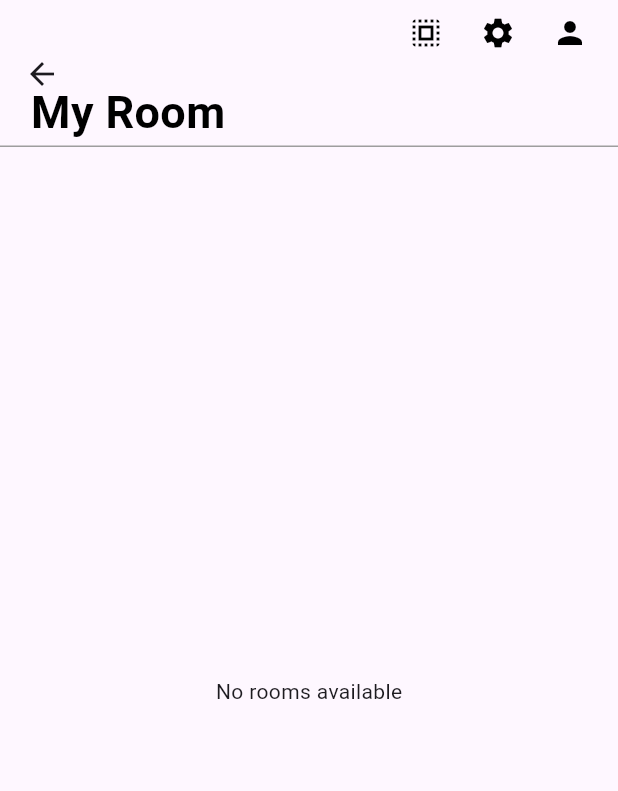
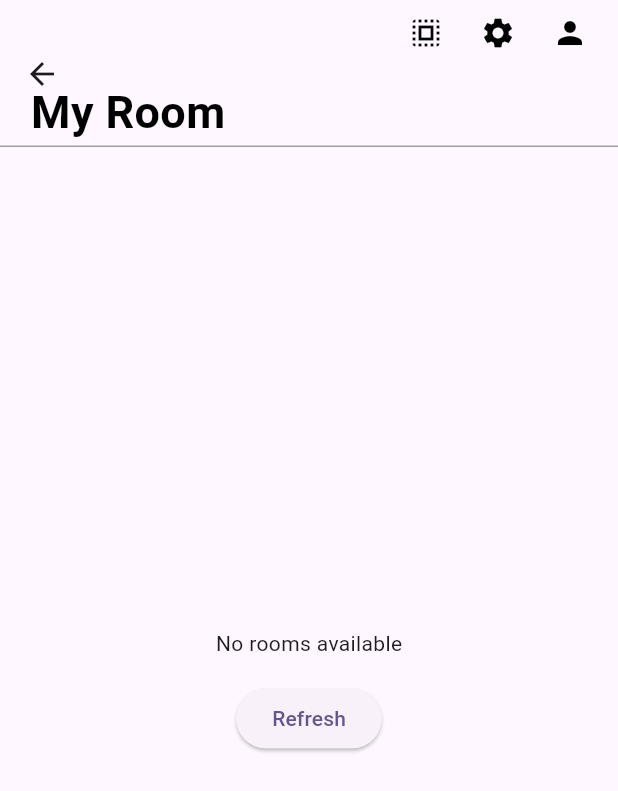
Before and after one commit to KongJen/Loomlen, a Flutter app: the SharePage screen opened directly, after a tap on the "settings" icon, after a tap on the "person" icon, on a phone screen of 412 x 824 dp. Shown: the top 791 px of the screen. Run offline on Flutter 3.47's test engine with Material 3 defaults, Android fonts, the phone set to English and light mode, and no system bars; our stand-ins replace dotted_border, file_picker, pdf, screenshot, shared_preferences; missing offline and left inert: pdf_render; accounts and stored records are empty; network calls fail.

Commit message:
Add refresh way to share_page

```diff
--- a/frontend/lib/api/apiService.dart
+++ b/frontend/lib/api/apiService.dart
@@ -47,7 +47,7 @@ class ApiService {
       final headers = await _getHeaders();
 
       final response = await http.post(
-        Uri.parse('$baseUrl/api/share'),
+        Uri.parse('$baseUrl/api/shared'),
         headers: headers,
         body: bodyf,
       );
--- a/frontend/lib/pages/share_page.dart
+++ b/frontend/lib/pages/share_page.dart
@@ -17,7 +17,7 @@ class SharePage extends StatefulWidget {
 }
 
 class _SharePageState extends State<SharePage> {
-  late Future<List<Map<String, dynamic>>> _roomsFuture;
+  bool _isLoading = true;
 
   @override
   void initState() {
@@ -25,9 +25,20 @@ class _SharePageState extends State<SharePage> {
     _loadRooms();
   }
 
-  void _loadRooms() async {
+  Future<void> _loadRooms() async {
+    setState(() {
+      _isLoading = true;
+    });
+
     final authProvider = Provider.of<AuthProvider>(context, listen: false);
     await authProvider.refreshAuthState();
+
+    final roomDBProvider = Provider.of<RoomDBProvider>(context, listen: false);
+    await roomDBProvider.loadRoomsDB();
+
+    setState(() {
+      _isLoading = false;
+    });
   }
 
   @override
@@ -41,14 +52,31 @@ class _SharePageState extends State<SharePage> {
 
     return Scaffold(
       appBar: ReusableAppBar(title: 'My Room', showActionButtons: true),
-      body: Padding(
-        padding: EdgeInsets.all(screenSize.width / 10000),
-        child:
-            isLoggedIn
-                ? rooms.isEmpty
-                    ? Center(child: Text('No rooms available'))
-                    : _buildRoomGrid(context, rooms, itemSize)
-                : Center(child: Text('Please log in to view your rooms')),
+      body: RefreshIndicator(
+        onRefresh: _loadRooms,
+        child: Padding(
+          padding: EdgeInsets.all(screenSize.width / 10000),
+          child:
+              _isLoading
+                  ? Center(child: CircularProgressIndicator())
+                  : isLoggedIn
+                  ? rooms.isEmpty
+                      ? Center(
+                        child: Column(
+                          mainAxisAlignment: MainAxisAlignment.center,
+                          children: [
+                            Text('No rooms available'),
+                            SizedBox(height: 16),
+                            ElevatedButton(
+                              onPressed: _loadRooms,
+                              child: Text('Refresh'),
+                            ),
+                          ],
+                        ),
+                      )
+                      : _buildRoomGrid(context, rooms, itemSize)
+                  : Center(child: Text('Please log in to view your rooms')),
+        ),
       ),
     );
   }
@@ -85,16 +113,31 @@ class _SharePageState extends State<SharePage> {
     return ResponsiveGridLayout(children: gridItems);
   }
 
-  void _navigateToRoomDetail(BuildContext context, Map<String, dynamic> room) {
-    Navigator.push(
+  void _navigateToRoomDetail(
+    BuildContext context,
+    Map<String, dynamic> room,
+  ) async {
+    // Wait for the navigation to return before refreshing rooms
+    final result = await Navigator.push(
       context,
       MaterialPageRoute(
         builder:
             (context) => RoomDetailPage(
               room: room,
-              onRoomUpdated: () => setState(() {}),
+              onRoomUpdated: () {
+                // This callback will be called when room is updated
+                Provider.of<RoomDBProvider>(
+                  context,
+                  listen: false,
+                ).refreshRooms();
+              },
             ),
       ),
     );
+
+    // Refresh rooms when returning from the detail page
+    if (mounted) {
+      _loadRooms();
+    }
   }
 }
```
Also changed, not shown: frontend/lib/providers/roomdb_provider.dart (+9 -6 lines).
